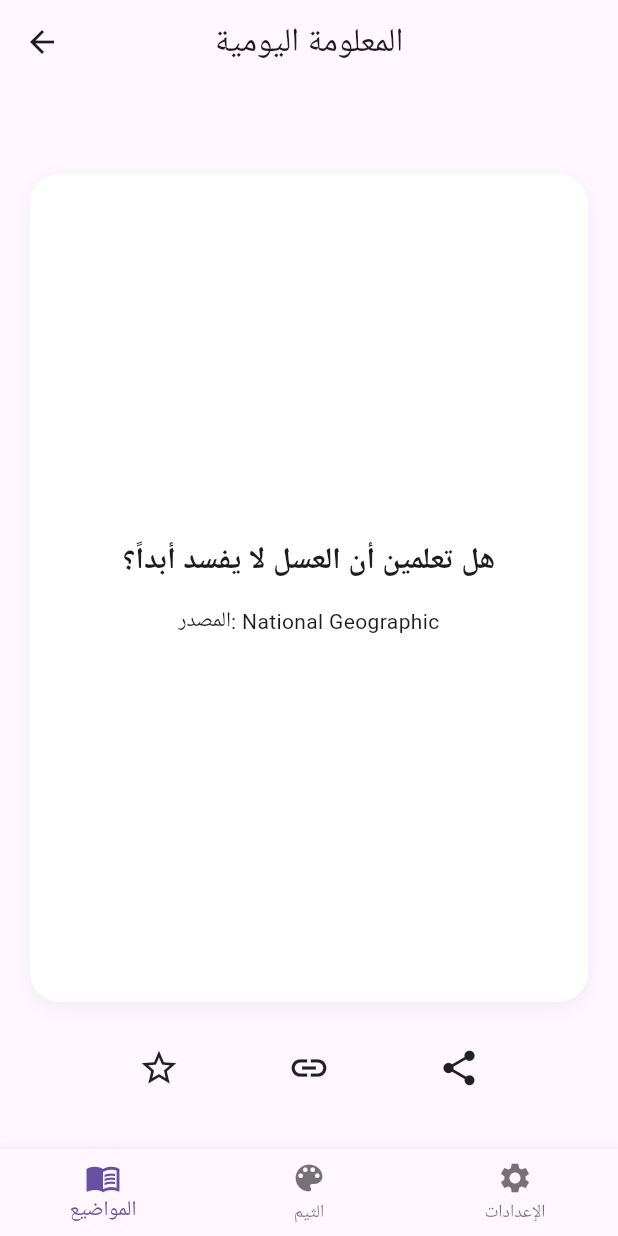
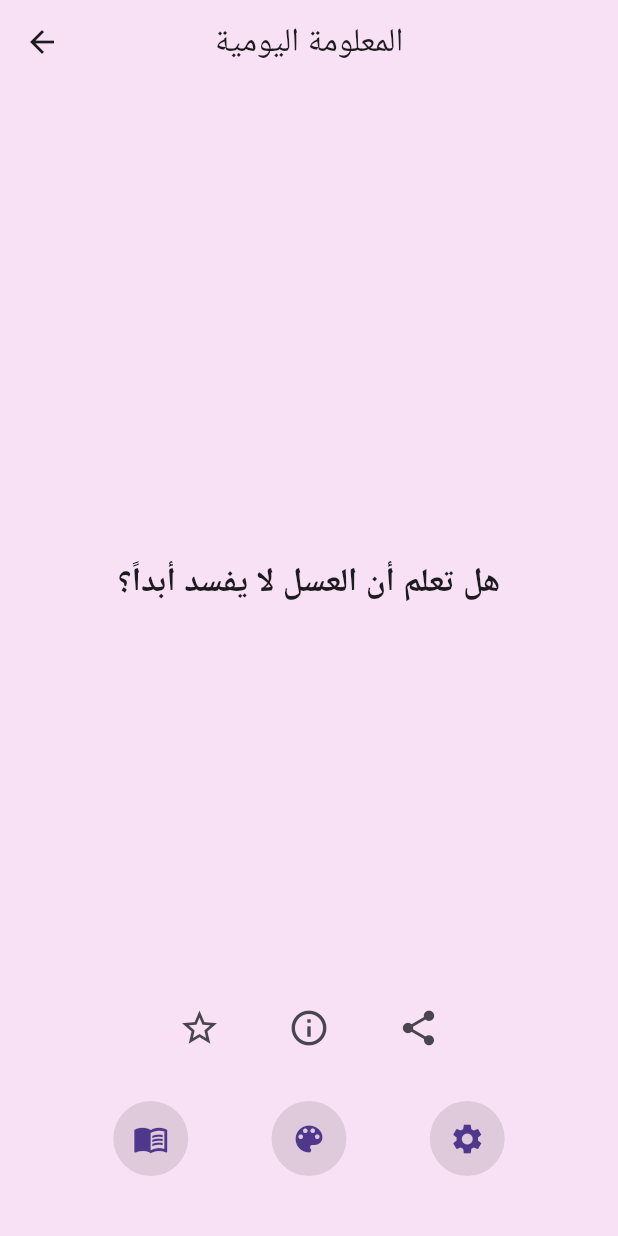
Before and after one commit to FaHusa2003/Daily-Knowledge-App, a Flutter app: the HomeScreen screen opened directly, on a phone screen of 412 x 824 dp. Run offline on Flutter 3.47's test engine with Material 3 defaults, Android fonts, the phone set to English and light mode, and no system bars.

Commit message:
Updated screens: Welcome, Home,in terms of shape

```diff
--- a/lib/screens/home_screen.dart
+++ b/lib/screens/home_screen.dart
@@ -1,3 +1,5 @@
+//تم تعديل ايقونة المصدر ووضع نص المصدر فيها وحذف الشريط السفلي
+//ووضع الايقونات في دوائر شفافة وتغيير لون الخلفية
 import 'package:flutter/material.dart';
 import 'topics_screen.dart';
 import 'themes_screen.dart';
@@ -5,93 +7,132 @@ import 'settings_screen.dart';
 
 class HomeScreen extends StatelessWidget {
   const HomeScreen({super.key});
+
+  void showSource(BuildContext context) {
+    showDialog(
+      context: context,
+      builder: (context) {
+        return const AlertDialog(content: Text("المصدر: National Geographic"));
+      },
+    );
+  }
+
   @override
   Widget build(BuildContext context) {
     return Scaffold(
-      appBar: AppBar(title: const Text("المعلومة اليومية"), centerTitle: true),
+      backgroundColor: const Color(0xFFF8E1F4),
+      appBar: AppBar(
+        leading: IconButton(
+          icon: const Icon(Icons.arrow_back),
+          onPressed: () {
+            Navigator.pop(context);
+          },
+        ),
+        title: const Text("المعلومة اليومية"),
+        backgroundColor: const Color(0xFFF8E1F4),
+        centerTitle: true,
+      ),
       body: Padding(
         padding: const EdgeInsets.all(20),
         child: Column(
           children: [
             const SizedBox(height: 40),
-            Expanded(
-              child: Container(
-                width: double.infinity,
-                padding: const EdgeInsets.all(20),
-                decoration: BoxDecoration(
-                  color: Colors.white,
-                  borderRadius: BorderRadius.circular(20),
-                  boxShadow: [
-                    BoxShadow(
-                      color: Colors.black.withOpacity(0.05),
-                      blurRadius: 10,
-                      offset: const Offset(0, 4),
-                    ),
-                  ],
-                ),
-                child: Column(
-                  mainAxisAlignment: MainAxisAlignment.center,
-                  children: const [
-                    Text(
-                      "هل تعلمين أن العسل لا يفسد أبداً؟",
-                      textAlign: TextAlign.center,
-                      style: TextStyle(
-                        fontSize: 20,
-                        fontWeight: FontWeight.bold,
-                      ),
-                    ),
-                    SizedBox(height: 15),
-                    Text("المصدر: National Geographic"),
-                  ],
+
+            const Expanded(
+              child: Center(
+                child: Text(
+                  "هل تعلم أن العسل لا يفسد أبداً؟",
+                  textAlign: TextAlign.center,
+                  style: TextStyle(fontSize: 22, fontWeight: FontWeight.bold),
                 ),
               ),
             ),
-            const SizedBox(height: 30),
+
+            // أيقونات التفاعل تحت المعلومة مباشرة بدون دوائر
+            Row(
+              mainAxisAlignment: MainAxisAlignment.center,
+              children: [
+                IconButton(
+                  icon: const Icon(Icons.star_border, size: 28),
+                  onPressed: () {
+                    // وظيفة المفضلة لاحقاً
+                  },
+                ),
+                const SizedBox(width: 25),
+                IconButton(
+                  icon: const Icon(Icons.info_outline, size: 28),
+                  onPressed: () {
+                    showSource(context);
+                  },
+                ),
+                const SizedBox(width: 25),
+                IconButton(
+                  icon: const Icon(Icons.share, size: 28),
+                  onPressed: () {
+                    // وظيفة المشاركة لاحقاً
+                  },
+                ),
+              ],
+            ),
+
+            const SizedBox(height: 25),
+
+            // أيقونات التنقل للشاشات الأخرى مع دوائر صغيرة زي ما كان
             Row(
               mainAxisAlignment: MainAxisAlignment.spaceEvenly,
-              children: const [
-                Icon(Icons.star_border, size: 28),
-                Icon(Icons.link, size: 28),
-                Icon(Icons.share, size: 28),
+              children: [
+                CircleAvatar(
+                  radius: 25,
+                  backgroundColor: Colors.black.withOpacity(0.1),
+                  child: IconButton(
+                    icon: const Icon(Icons.menu_book),
+                    onPressed: () {
+                      Navigator.push(
+                        context,
+                        MaterialPageRoute(
+                          builder: (context) => const TopicsScreen(),
+                        ),
+                      );
+                    },
+                  ),
+                ),
+                CircleAvatar(
+                  radius: 25,
+                  backgroundColor: Colors.black.withOpacity(0.1),
+                  child: IconButton(
+                    icon: const Icon(Icons.color_lens),
+                    onPressed: () {
+                      Navigator.push(
+                        context,
+                        MaterialPageRoute(
+                          builder: (context) => const ThemesScreen(),
+                        ),
+                      );
+                    },
+                  ),
+                ),
+                CircleAvatar(
+                  radius: 25,
+                  backgroundColor: Colors.black.withOpacity(0.1),
+                  child: IconButton(
+                    icon: const Icon(Icons.settings),
+                    onPressed: () {
+                      Navigator.push(
+                        context,
+                        MaterialPageRoute(
+                          builder: (context) => const SettingsScreen(),
+                        ),
+                      );
+                    },
+                  ),
+                ),
               ],
             ),
+
             const SizedBox(height: 20),
           ],
         ),
       ),
-      bottomNavigationBar: BottomNavigationBar(
-        items: const [
-          BottomNavigationBarItem(
-            icon: Icon(Icons.menu_book),
-            label: "المواضيع",
-          ),
-          BottomNavigationBarItem(icon: Icon(Icons.color_lens), label: "الثيم"),
-          BottomNavigationBarItem(
-            icon: Icon(Icons.settings),
-            label: "الإعدادات",
-          ),
-        ],
-        onTap: (index) {
-          if (index == 0) {
-            Navigator.push(
-              context,
-              MaterialPageRoute(builder: (_) => const TopicsScreen()),
-            );
-          }
-          if (index == 1) {
-            Navigator.push(
-              context,
-              MaterialPageRoute(builder: (_) => const ThemesScreen()),
-            );
-          }
-          if (index == 2) {
-            Navigator.push(
-              context,
-              MaterialPageRoute(builder: (_) => const SettingsScreen()),
-            );
-          }
-        },
-      ),
     );
   }
 }
--- a/lib/screens/themes_screen.dart
+++ b/lib/screens/themes_screen.dart
@@ -38,7 +38,6 @@ class _ThemesScreenState extends State<ThemesScreen> {
                 itemCount: themeColors.length,
                 gridDelegate: const SliverGridDelegateWithFixedCrossAxisCount(
                   crossAxisCount: 2,
-
                   crossAxisSpacing: 20,
                   mainAxisSpacing: 20,
                 ),
```
Also changed, not shown: lib/screens/welcome_screen.dart (+40 -18 lines).
